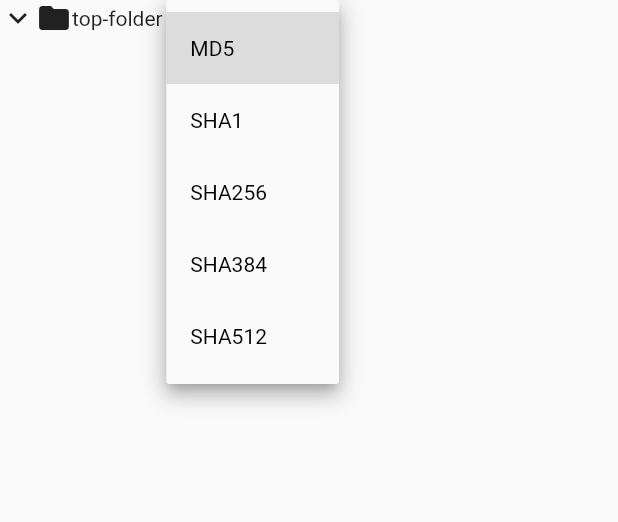
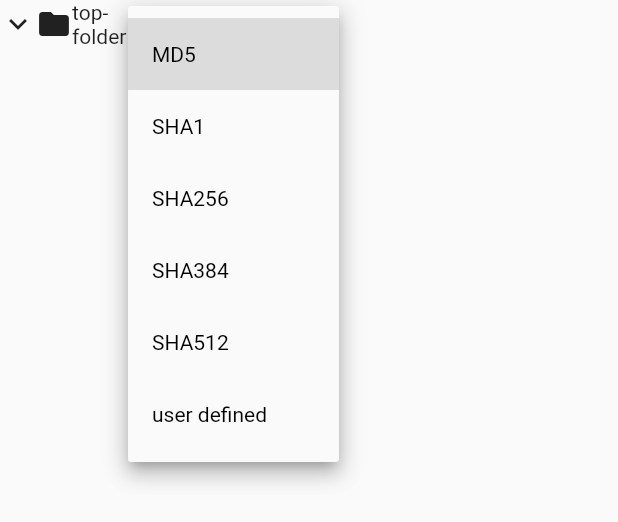
Before and after one commit to nilshenrich/FileTreeHasher, a Flutter app: the T_FolderView widget shown alone on an empty page, opened directly, after a tap on the "chevron right" icon, after a tap on "MD5", on a phone screen of 412 x 824 dp. Shown: the top 522 px of the screen. Run offline on Flutter 3.47's test engine with Material 2 defaults, Android fonts, the light colour scheme and no system bars.

Commit message:
A hash selection dropdown can now optionally include the user specified choice

```diff
--- a/flutter_app/lib/definies/hashalgorithms.dart
+++ b/flutter_app/lib/definies/hashalgorithms.dart
@@ -20,7 +20,8 @@ enum E_HashAlgorithms {
   SHA1("SHA1"),
   SHA256("SHA256"),
   SHA384("SHA384"),
-  SHA512("SHA512");
+  SHA512("SHA512"),
+  USERDEFINED("user defined");
 
   // Constructor and value to hold
   const E_HashAlgorithms(this.value);
@@ -37,12 +38,28 @@ enum E_HashAlgorithms {
 
 // ##################################################
 // @brief: Get list of all known hash algorithm names
+//         Not including the user defined selection
 // @return: List<String>
 // ##################################################
-List<String> getAllHashAlgorithmNames() {
+List<String> getSoftHashAlgorithmNames() {
   List<String> returnList = [];
   for (E_HashAlgorithms alg in E_HashAlgorithms.values) {
     returnList.add(alg.name);
   }
   return returnList;
 }
+
+// ##################################################
+// @brief: Get list of all known hash algorithm names
+//         Not including the user defined selection
+// @return: List<String>
+// ##################################################
+List<String> getHardHashAlgorithmNames() {
+  List<String> returnList = [];
+  for (E_HashAlgorithms alg in E_HashAlgorithms.values) {
+    if (alg != E_HashAlgorithms.USERDEFINED) {
+      returnList.add(alg.name);
+    }
+  }
+  return returnList;
+}
--- a/flutter_app/lib/templates/contentarea.dart
+++ b/flutter_app/lib/templates/contentarea.dart
@@ -19,7 +19,7 @@ import 'package:file_tree_hasher/templates/filetree.dart';
 // ##################################################
 // # Global hash selector
 // ##################################################
-T_GlobalHashSelector GlobalHashSelector = const T_GlobalHashSelector();
+T_SoftHashSelector GlobalHashSelector = const T_SoftHashSelector();
 
 // ##################################################
 // # CONTENT
--- a/flutter_app/lib/templates/filetree.dart
+++ b/flutter_app/lib/templates/filetree.dart
@@ -73,7 +73,7 @@ class _T_FolderView extends State<T_FolderView> {
         const Icon(Icons.folder),
         Expanded(child: Text(widget.name)),
         const SizedBox(width: Style_FileTree_Item_ElementSpaces_px),
-        const T_FileHashSelector(
+        const T_SoftHashSelector(
             height: Style_FileTree_HashSelector_Height_px,
             fontSize: Style_FileTree_HashSelector_FontSize_px),
         const SizedBox(width: Style_FileTree_Item_ElementSpaces_px),
@@ -137,7 +137,7 @@ class _T_FileView extends State<T_FileView> {
       Text(widget.name),
       const SizedBox(width: Style_FileTree_Item_ElementSpaces_px),
       Expanded(child: Text(widget.hashGen, style: Style_FileTree_HashGen)),
-      const T_FileHashSelector(
+      const T_HardHashSelector(
           height: Style_FileTree_HashSelector_Height_px,
           fontSize: Style_FileTree_HashSelector_FontSize_px),
       const SizedBox(width: Style_FileTree_Item_ElementSpaces_px),
--- a/flutter_app/lib/templates/hashselector.dart
+++ b/flutter_app/lib/templates/hashselector.dart
@@ -25,6 +25,10 @@ abstract class T_HashSelector extends StatefulWidget {
   final double height;
   final double fontSize;
 
+  List<String> GetAllAlgNames() {
+    return [];
+  }
+
   // Constructor
   const T_HashSelector({super.key, this.height = 48, this.fontSize = 16});
 
@@ -47,7 +51,7 @@ class _T_HashSelector extends State<T_HashSelector> {
         child: DropdownButton(
             value: _selected,
             style: TextStyle(fontSize: widget.fontSize, color: Colors.black),
-            items: getAllHashAlgorithmNames()
+            items: widget.GetAllAlgNames()
                 .map((e) => DropdownMenuItem(value: e, child: Text(e)))
                 .toList(),
             onChanged: (selected) {
@@ -62,14 +66,24 @@ class _T_HashSelector extends State<T_HashSelector> {
 // # TEMPLATE
 // # Global hash selector
 // ##################################################
-class T_GlobalHashSelector extends T_HashSelector {
-  const T_GlobalHashSelector({super.key, super.height, super.fontSize});
+class T_SoftHashSelector extends T_HashSelector {
+  const T_SoftHashSelector({super.key, super.height, super.fontSize});
+
+  @override
+  List<String> GetAllAlgNames() {
+    return getSoftHashAlgorithmNames();
+  }
 }
 
 // ##################################################
 // # TEMPLATE
 // # File tree item hash selector
 // ##################################################
-class T_FileHashSelector extends T_HashSelector {
-  const T_FileHashSelector({super.key, super.height, super.fontSize});
+class T_HardHashSelector extends T_HashSelector {
+  const T_HardHashSelector({super.key, super.height, super.fontSize});
+
+  @override
+  List<String> GetAllAlgNames() {
+    return getHardHashAlgorithmNames();
+  }
 }
```
